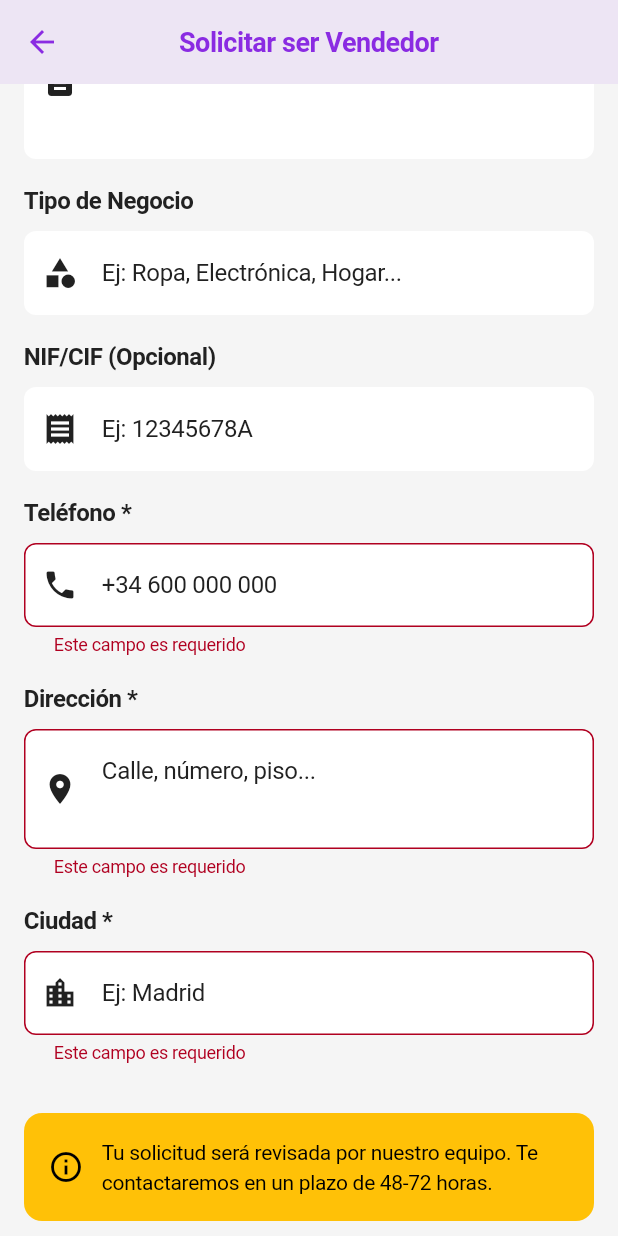
After one commit to EdwinEstrella/Gagalom, a Flutter app: the SellerRequestScreen screen opened directly, scrolled down 349 dp, after a tap on "Enviar Solicitud", on a phone screen of 412 x 824 dp. The commit adds this screen. Run offline on Flutter 3.47's test engine with Material 3 defaults, Android fonts, the phone set to English and light mode, and no system bars; our stand-ins replace cached_network_image, dio, flutter_riverpod, flutter_secure_storage, flutter_svg; accounts and stored records are empty; Roboto replaces fonts that are missing (CircularStd).

Commit message:
Integraciones nuevas v2: Prisma ORM, sistema de vendedores y mejoras
Backend:
- Integracion completa de Prisma 5 ORM
  - Schema con modelos: User, Product, SellerRequest, Order, RefreshToken
  - Cliente Prisma configurado
  - Scripts: prisma:generate, prisma:migrate, prisma:studio, prisma:seed

- Sistema de Vendedores
  - Tabla SellerRequest con estados: pending, approved, rejected
  - API completa: crear, aprobar, rechazar solicitudes
  - Controlador sellerController.js y rutas /api/seller/*

- Sistema de Productos con Prisma
  - CRUD completo: getAll, create, update, delete
  - Filtros: categoria, vendedor, busqueda, paginacion
  - ProductController con soporte multi-vendedor

- Mejoras de Seguridad
  - Middleware auth con roles: customer, seller, admin
  - SSL para PostgreSQL en produccion
  - Retry logic y query timeouts

Frontend:
- Pantalla Solicitud de Vendedor con formulario completo
- Provider Riverpod SellerNotifier y SellerApiService
- Pantalla de registro traducida a español y centrada
- Correccion de errores en splash_screen y StorageService

Configuracion:
- Stripe publishable key en Android build.gradle.kts
- Stripe publishable key en iOS Info.plist

```diff
--- /dev/null
+++ b/lib/features/seller/screens/seller_request_screen.dart
@@ -0,0 +1,369 @@
+import 'package:flutter/material.dart';
+import 'package:flutter_riverpod/flutter_riverpod.dart';
+import '../providers/seller_provider.dart';
+
+class SellerRequestScreen extends ConsumerStatefulWidget {
+  const SellerRequestScreen({super.key});
+
+  @override
+  ConsumerState<SellerRequestScreen> createState() => _SellerRequestScreenState();
+}
+
+class _SellerRequestScreenState extends ConsumerState<SellerRequestScreen> {
+  final _formKey = GlobalKey<FormState>();
+  final _businessNameController = TextEditingController();
+  final _businessDescriptionController = TextEditingController();
+  final _businessTypeController = TextEditingController();
+  final _taxIdController = TextEditingController();
+  final _phoneController = TextEditingController();
+  final _addressController = TextEditingController();
+  final _cityController = TextEditingController();
+
+  bool _isLoading = false;
+
+  @override
+  void dispose() {
+    _businessNameController.dispose();
+    _businessDescriptionController.dispose();
+    _businessTypeController.dispose();
+    _taxIdController.dispose();
+    _phoneController.dispose();
+    _addressController.dispose();
+    _cityController.dispose();
+    super.dispose();
+  }
+
+  Future<void> _submitRequest() async {
+    if (!_formKey.currentState!.validate()) {
+      return;
+    }
+
+    setState(() {
+      _isLoading = true;
+    });
+
+    try {
+      final success = await ref.read(sellerProvider.notifier).submitSellerRequest(
+        businessName: _businessNameController.text,
+        businessDescription: _businessDescriptionController.text,
+        businessType: _businessTypeController.text,
+        taxId: _taxIdController.text,
+        phone: _phoneController.text,
+        address: _addressController.text,
+        city: _cityController.text,
+      );
+
+      if (success && mounted) {
+        ScaffoldMessenger.of(context).showSnackBar(
+          const SnackBar(
+            content: Text('Solicitud enviada exitosamente. Te contactaremos pronto.'),
+            backgroundColor: Colors.green,
+            duration: Duration(seconds: 3),
+          ),
+        );
+        Navigator.pop(context);
+      }
+    } finally {
+      if (mounted) {
+        setState(() {
+          _isLoading = false;
+        });
+      }
+    }
+  }
+
+  @override
+  Widget build(BuildContext context) {
+    final theme = Theme.of(context);
+
+    return Scaffold(
+      appBar: AppBar(
+        title: const Text('Solicitar ser Vendedor'),
+        centerTitle: true,
+      ),
+      body: SingleChildScrollView(
+        padding: const EdgeInsets.all(16),
+        child: Form(
+          key: _formKey,
+          child: Column(
+            crossAxisAlignment: CrossAxisAlignment.start,
+            children: [
+              // Información del header
+              Container(
+                padding: const EdgeInsets.all(16),
+                decoration: BoxDecoration(
+                  color: theme.colorScheme.primaryContainer,
+                  borderRadius: BorderRadius.circular(12),
+                ),
+                child: Row(
+                  children: [
+                    Icon(
+                      Icons.storefront,
+                      color: theme.colorScheme.primary,
+                      size: 32,
+                    ),
+                    const SizedBox(width: 16),
+                    Expanded(
+                      child: Column(
+                        crossAxisAlignment: CrossAxisAlignment.start,
+                        children: [
+                          Text(
+                            'Únete como Vendedor',
+                            style: theme.textTheme.titleLarge?.copyWith(
+                              color: theme.colorScheme.onPrimaryContainer,
+                              fontWeight: FontWeight.bold,
+                            ),
+                          ),
+                          const SizedBox(height: 4),
+                          Text(
+                            'Completa el formulario y solicita ser parte de nuestra comunidad de vendedores',
+                            style: theme.textTheme.bodyMedium?.copyWith(
+                              color: theme.colorScheme.onPrimaryContainer,
+                            ),
+                          ),
+                        ],
+                      ),
+                    ),
+                  ],
+                ),
+              ),
+
+              const SizedBox(height: 24),
+
+              // Campo: Nombre del Negocio
+              Text(
+                'Nombre del Negocio *',
+                style: theme.textTheme.titleMedium?.copyWith(
+                  fontWeight: FontWeight.bold,
+                ),
+              ),
+              const SizedBox(height: 8),
+              TextFormField(
+                controller: _businessNameController,
+                decoration: InputDecoration(
+                  hintText: 'Ej: Tienda Gagalom',
+                  prefixIcon: const Icon(Icons.store),
+                  border: OutlineInputBorder(
+                    borderRadius: BorderRadius.circular(8),
+                  ),
+                ),
+                validator: (value) {
+                  if (value == null || value.isEmpty) {
+                    return 'Este campo es requerido';
+                  }
+                  return null;
+                },
+              ),
+
+              const SizedBox(height: 16),
+
+              // Campo: Descripción del Negocio
+              Text(
+                'Descripción del Negocio',
+                style: theme.textTheme.titleMedium?.copyWith(
+                  fontWeight: FontWeight.bold,
+                ),
+              ),
+              const SizedBox(height: 8),
+              TextFormField(
+                controller: _businessDescriptionController,
+                maxLines: 3,
+                decoration: InputDecoration(
+                  hintText: 'Describe tu negocio...',
+                  prefixIcon: const Icon(Icons.description),
+                  border: OutlineInputBorder(
+                    borderRadius: BorderRadius.circular(8),
+                  ),
+                ),
+              ),
+
+              const SizedBox(height: 16),
+
+              // Campo: Tipo de Negocio
+              Text(
+                'Tipo de Negocio',
+                style: theme.textTheme.titleMedium?.copyWith(
+                  fontWeight: FontWeight.bold,
+                ),
+              ),
+              const SizedBox(height: 8),
+              TextFormField(
+                controller: _businessTypeController,
+                decoration: InputDecoration(
+                  hintText: 'Ej: Ropa, Electrónica, Hogar...',
+                  prefixIcon: const Icon(Icons.category),
+                  border: OutlineInputBorder(
+                    borderRadius: BorderRadius.circular(8),
+                  ),
+                ),
+              ),
+
+              const SizedBox(height: 16),
+
+              // Campo: NIF/CIF
+              Text(
+                'NIF/CIF (Opcional)',
+                style: theme.textTheme.titleMedium?.copyWith(
+                  fontWeight: FontWeight.bold,
+                ),
+              ),
+              const SizedBox(height: 8),
+              TextFormField(
+                controller: _taxIdController,
+                decoration: InputDecoration(
+                  hintText: 'Ej: 12345678A',
+                  prefixIcon: const Icon(Icons.receipt),
+                  border: OutlineInputBorder(
+                    borderRadius: BorderRadius.circular(8),
+                  ),
+                ),
+              ),
+
+              const SizedBox(height: 16),
+
+              // Campo: Teléfono *
+              Text(
+                'Teléfono *',
+                style: theme.textTheme.titleMedium?.copyWith(
+                  fontWeight: FontWeight.bold,
+                ),
+              ),
+              const SizedBox(height: 8),
+              TextFormField(
+                controller: _phoneController,
+                keyboardType: TextInputType.phone,
+                decoration: InputDecoration(
+                  hintText: '+34 600 000 000',
+                  prefixIcon: const Icon(Icons.phone),
+                  border: OutlineInputBorder(
+                    borderRadius: BorderRadius.circular(8),
+                  ),
+                ),
+                validator: (value) {
+                  if (value == null || value.isEmpty) {
+                    return 'Este campo es requerido';
+                  }
+                  return null;
+                },
+              ),
+
+              const SizedBox(height: 16),
+
+              // Campo: Dirección *
+              Text(
+                'Dirección *',
+                style: theme.textTheme.titleMedium?.copyWith(
+                  fontWeight: FontWeight.bold,
+                ),
+              ),
+              const SizedBox(height: 8),
+              TextFormField(
+                controller: _addressController,
+                maxLines: 2,
+                decoration: InputDecoration(
+                  hintText: 'Calle, número, piso...',
+                  prefixIcon: const Icon(Icons.location_on),
+                  border: OutlineInputBorder(
+                    borderRadius: BorderRadius.circular(8),
+                  ),
+                ),
+                validator: (value) {
+                  if (value == null || value.isEmpty) {
+                    return 'Este campo es requerido';
+                  }
+                  return null;
+                },
+              ),
+
+              const SizedBox(height: 16),
+
+              // Campo: Ciudad *
+              Text(
+                'Ciudad *',
+                style: theme.textTheme.titleMedium?.copyWith(
+                  fontWeight: FontWeight.bold,
+                ),
+              ),
+              const SizedBox(height: 8),
+              TextFormField(
+                controller: _cityController,
+                decoration: InputDecoration(
+                  hintText: 'Ej: Madrid',
+                  prefixIcon: const Icon(Icons.location_city),
+                  border: OutlineInputBorder(
+                    borderRadius: BorderRadius.circular(8),
+                  ),
+                ),
+                validator: (value) {
+                  if (value == null || value.isEmpty) {
+                    return 'Este campo es requerido';
+                  }
+                  return null;
+                },
+              ),
+
+              const SizedBox(height: 32),
+
+              // Nota sobre el proceso
+              Container(
+                padding: const EdgeInsets.all(16),
+                decoration: BoxDecoration(
+                  color: theme.colorScheme.secondaryContainer,
+                  borderRadius: BorderRadius.circular(12),
+                ),
+                child: Row(
+                  children: [
+                    Icon(
+                      Icons.info_outline,
+                      color: theme.colorScheme.onSecondaryContainer,
+                    ),
+                    const SizedBox(width: 12),
+                    Expanded(
+                      child: Text(
+                        'Tu solicitud será revisada por nuestro equipo. Te contactaremos en un plazo de 48-72 horas.',
+                        style: theme.textTheme.bodyMedium?.copyWith(
+                          color: theme.colorScheme.onSecondaryContainer,
+                        ),
+                      ),
+                    ),
+                  ],
+                ),
+              ),
+
+              const SizedBox(height: 24),
+
+              // Botón de envío
+              SizedBox(
+                width: double.infinity,
+                height: 50,
+                child: ElevatedButton(
+                  onPressed: _isLoading ? null : _submitRequest,
+                  style: ElevatedButton.styleFrom(
+                    shape: RoundedRectangleBorder(
+                      borderRadius: BorderRadius.circular(8),
+                    ),
+                  ),
+                  child: _isLoading
+                      ? const SizedBox(
+                          height: 20,
+                          width: 20,
+                          child: CircularProgressIndicator(
+                            strokeWidth: 2,
+                            valueColor: AlwaysStoppedAnimation<Color>(Colors.white),
+                          ),
+                        )
+                      : const Text(
+                          'Enviar Solicitud',
+                          style: TextStyle(
+                            fontSize: 16,
+                            fontWeight: FontWeight.bold,
+                          ),
+                        ),
+              ),
+            ],
+          ),
+        ),
+      ),
+    );
+  }
+}
```
Also changed, not shown: lib/core/services/seller_api_service.dart (added, +109 -0 lines), lib/features/auth/screens/register_screen.dart (+35 -17 lines), lib/features/seller/providers/seller_provider.dart (added, +95 -0 lines), lib/features/seller/providers/seller_state.dart (added, +42 -0 lines), 7 other files.
